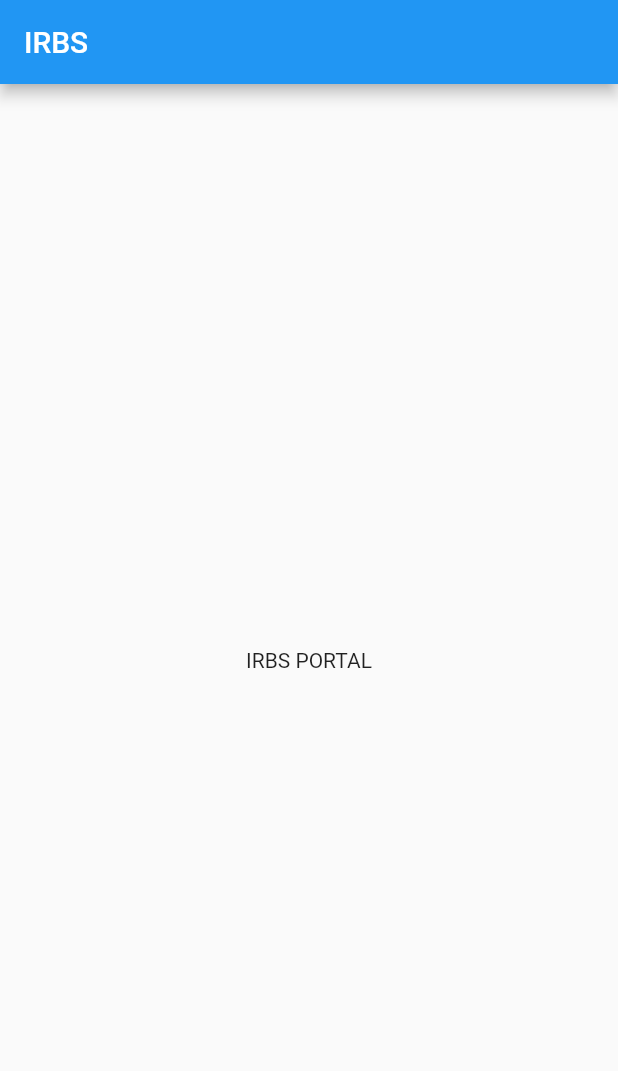
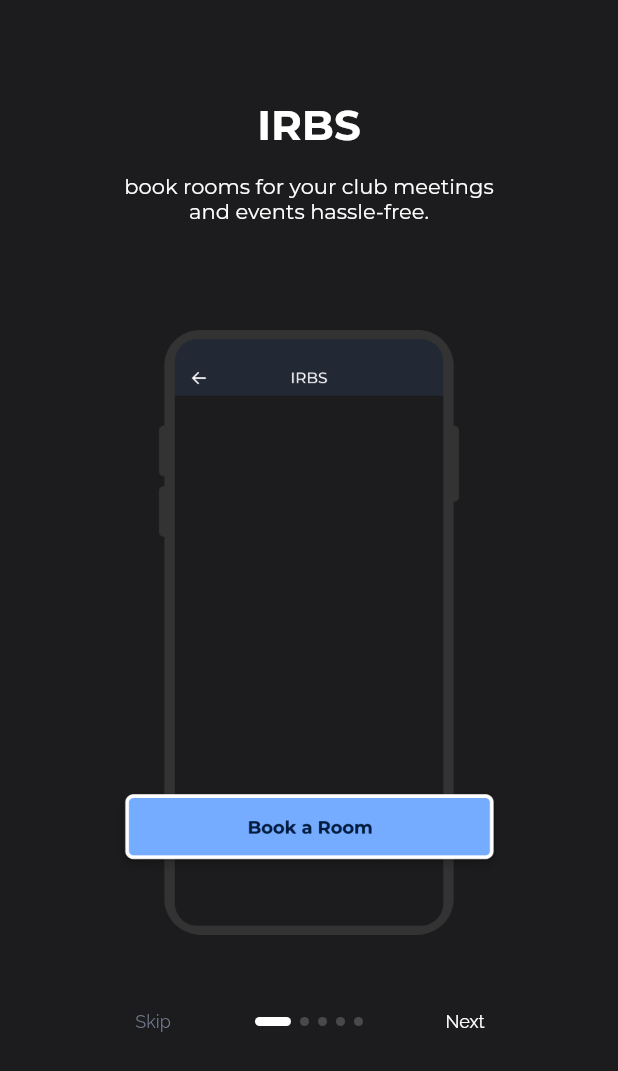
Before and after one commit to swciitg/irbs, a Flutter app: the screen it shows after launch, on a phone screen of 412 x 824 dp. Shown: the top 1071 px of the screen. Run offline on Flutter 3.47's test engine with Material 2 defaults, Android fonts, the phone set to English and light mode, and no system bars.

Commit message:
added all 5 onboarding screens
The 'Start Booking' button and 'Skip' button implementation is remaining.

```diff
--- a/lib/main.dart
+++ b/lib/main.dart
@@ -12,6 +12,7 @@ class MyApp extends StatelessWidget {
   @override
   Widget build(BuildContext context) {
     return const MaterialApp(
+      debugShowCheckedModeBanner: false,
       home: IRBS()
     );
   }
--- a/packages/irbs/lib/src/main.dart
+++ b/packages/irbs/lib/src/main.dart
@@ -1,4 +1,5 @@
 import 'package:flutter/material.dart';
+import 'package:irbs/src/onboarding/onboarding_1.dart';
 
 class IRBS extends StatefulWidget {
   const IRBS({Key? key}) : super(key: key);
@@ -10,13 +11,14 @@ class IRBS extends StatefulWidget {
 class _IRBSState extends State<IRBS> {
   @override
   Widget build(BuildContext context) {
-    return Scaffold(
-      appBar: AppBar(
-        title: Text('IRBS'),
-      ),
-      body: Center(
-        child: Text("IRBS PORTAL"),
-      ),
-    );
+    return const Onboarding();
+    // return Scaffold(
+    //   appBar: AppBar(
+    //     title: Text('IRBS'),
+    //   ),
+    //   body: Center(
+    //     child: Text("IRBS PORTAL"),
+    //   ),
+    // );
   }
 }
--- /dev/null
+++ b/packages/irbs/lib/src/onboarding/onboarding_1.dart
@@ -0,0 +1,143 @@
+import 'package:flutter/material.dart';
+import 'package:irbs/widgets/nav_dots.dart';
+
+class Onboarding extends StatefulWidget {
+  const Onboarding({super.key});
+
+  @override
+  State<Onboarding> createState() => _OnboardingState();
+}
+
+class _OnboardingState extends State<Onboarding> {
+
+  int activeIndex = 0;
+
+  List<String> headingList = [
+    "IRBS",
+    "Select a Room",
+    "Book a Room",
+    "Manage Your\nBookings",
+    "You're Ready to Go!"
+  ];
+  List<String> textList = [
+    "book rooms for your club meetings\nand events hassle-free.",
+    "Explore a wide range of rooms\navailable for booking, including\nclub rooms and common rooms.",
+    "Select your desired room, choose\nthe date and time, and provide the\npurpose of your booking.",
+    "Track the status of your booking\nrequests, view approved bookings.",
+    "Start booking rooms for your club\nevents and meetings with ease."
+  ];
+
+  @override
+  Widget build(BuildContext context) {
+
+    ImageProvider img = AssetImage('assets/onboarding_${activeIndex + 1}.png', package: 'irbs');
+
+    return Scaffold(
+      backgroundColor: const Color.fromRGBO(28, 28, 30, 1),
+      body: Center(
+        child: Column(
+          children: [
+            SizedBox(
+              height: 220,
+              child: Column(
+                mainAxisAlignment: MainAxisAlignment.center,
+                children: [
+                  Padding(
+                    padding: const EdgeInsets.symmetric(vertical: 5),
+                    child: Text(
+                      headingList[activeIndex],
+                      textAlign: TextAlign.center,
+                      style: const TextStyle(
+                        color: Colors.white,
+                        fontSize: 28,
+                        fontFamily: 'Montserrat',
+                        package: 'irbs',
+                        fontWeight: FontWeight.bold
+                      ),
+                    ),
+                  ),
+                  Padding(
+                    padding: const EdgeInsets.all(10),
+                    child: Text(
+                      textList[activeIndex],
+                      textAlign: TextAlign.center,
+                      style: const TextStyle(
+                        fontFamily: 'Montserrat',
+                        package: 'irbs',
+                        color: Colors.white,
+                        fontSize: 14,
+
+                      ),
+                    ),
+                  ),
+                ],
+              ),
+            ),
+            SizedBox(
+              height: 403,
+              child: Image(
+                image: img,
+
+              ),
+            ),
+            const SizedBox(height: 30,),
+            SizedBox(
+              height: 56,
+              width: 272,
+              child: Row(
+                mainAxisAlignment: MainAxisAlignment.spaceBetween,
+                children: [
+                  TextButton(
+                    onPressed: (){},
+                    child: const Text(
+                      'Skip',
+                      style: TextStyle(
+                        fontSize: 12,
+                        fontFamily: 'Raleway',
+                        package: 'irbs',
+                        fontStyle: FontStyle.normal,
+                        color: Color.fromRGBO(110, 119, 138, 1),
+                      ),
+                    )
+                  ),
+                  SizedBox(
+                    height: 6,
+                    width: 72,
+                    child: Row(
+                      mainAxisAlignment: MainAxisAlignment.spaceBetween,
+                      children: [
+                        NavDot(isActive: activeIndex == 0),
+                        NavDot(isActive: activeIndex == 1),
+                        NavDot(isActive: activeIndex == 2),
+                        NavDot(isActive: activeIndex == 3),
+                        NavDot(isActive: activeIndex == 4),
+                      ],
+                    ),
+                  ),
+                  TextButton(
+                    onPressed: (){
+
+                      setState(() {
+                        activeIndex++;
+                      });
+                    },
+                    child: const Text(
+                      'Next',
+                      style: TextStyle(
+                        fontSize: 12,
+                        fontFamily: 'Raleway',
+                        package: 'irbs',
+                        fontStyle: FontStyle.normal,
+                        color: Colors.white,
+                      ),
+                    )
+                  )
+                ],
+              ),
+            )
+          ],
+        )
+      ),
+    );
+  }
+}
--- /dev/null
+++ b/packages/irbs/lib/widgets/nav_dots.dart
@@ -0,0 +1,26 @@
+import 'package:flutter/material.dart';
+
+class NavDot extends StatefulWidget {
+  final bool isActive;
+  const NavDot({required this.isActive, super.key});
+
+  @override
+  State<NavDot> createState() => _NavDotState();
+}
+
+class _NavDotState extends State<NavDot> {
+
+  @override
+  Widget build(BuildContext context) {
+
+    return AnimatedContainer(
+      duration: const Duration(milliseconds: 400),
+      width: widget.isActive ? 24 : 6,
+      height: 6,
+      decoration: BoxDecoration(
+        borderRadius: BorderRadius.circular(25),
+        color: widget.isActive ? Colors.white : const Color.fromRGBO(255, 255, 255, 0.2),
+      ),
+    );
+  }
+}
```
Also changed, not shown: packages/irbs/pubspec.yaml (+14 -8 lines), packages/irbs/assets/onboarding_1.png (added), packages/irbs/assets/onboarding_2.png (added), packages/irbs/assets/onboarding_3.png (added), packages/irbs/assets/onboarding_4.png (added), packages/irbs/assets/onboarding_5.png (added), packages/irbs/fonts/Montserrat-Bold.ttf (added), packages/irbs/fonts/Montserrat-Regular.ttf (added), packages/irbs/fonts/Raleway-Regular.ttf (added), packages/irbs/fonts/RobotoMono-Bold.ttf (added), packages/irbs/fonts/RobotoMono-Regular.ttf (added), pubspec.lock, 4 other files.
